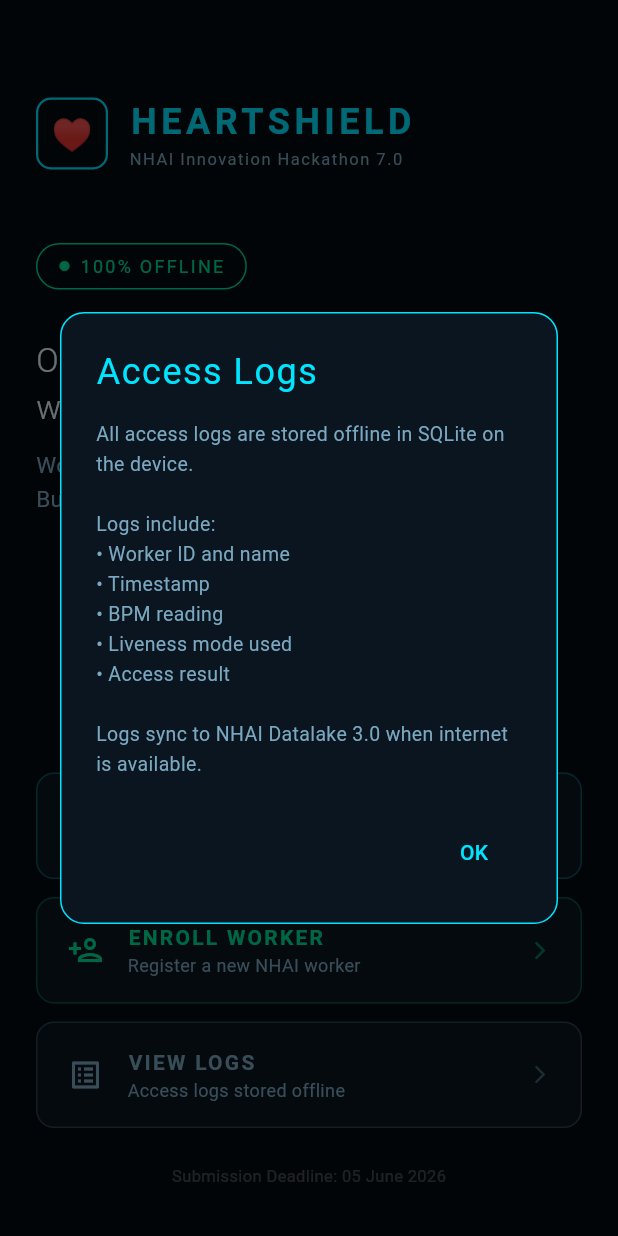
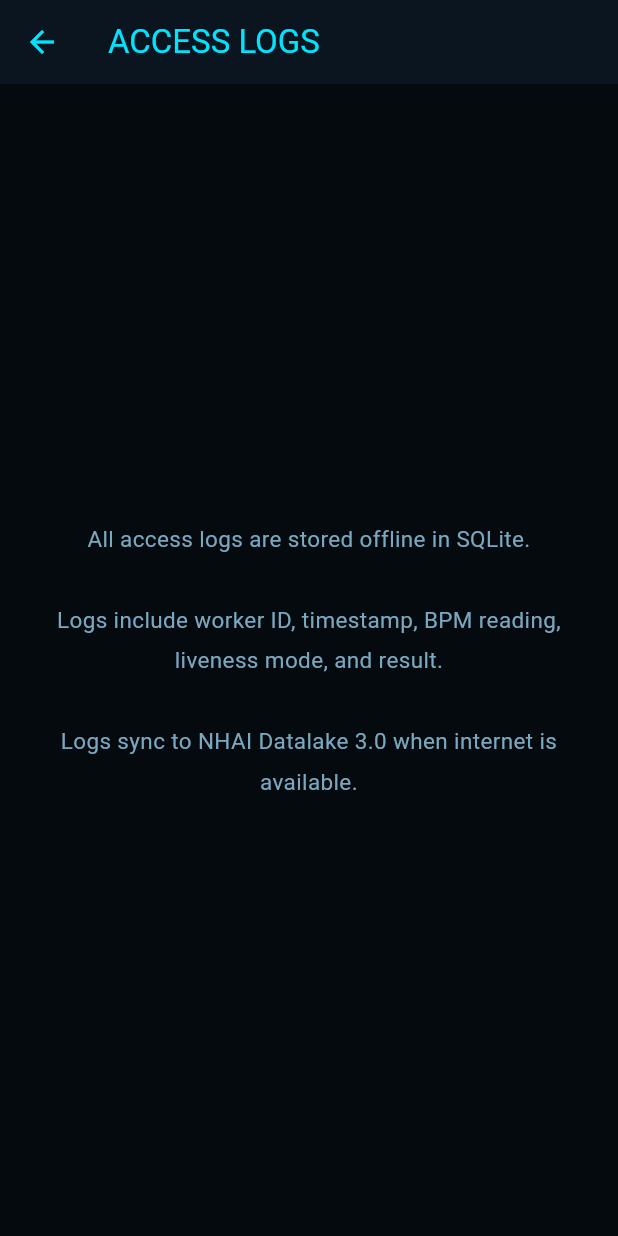
Before and after one commit to piyushbhati210/heartshield-nhai-hackathon, a Flutter app: the screen it shows after launch, after a tap on "VIEW LOGS", on a phone screen of 412 x 824 dp. Run offline on Flutter 3.47's test engine with Material 3 defaults, Android fonts, the phone set to English and light mode, and no system bars; our stand-ins replace camera, sqflite; accounts and stored records are empty.

Commit message:
Fix app navigation - proper screens

```diff
--- a/heartshield_build/lib/main.dart
+++ b/heartshield_build/lib/main.dart
@@ -10,7 +10,6 @@
 
 class HeartShieldApp extends StatelessWidget {
   const HeartShieldApp({Key? key}) : super(key: key);
-
   @override
   Widget build(BuildContext context) {
     return MaterialApp(
@@ -26,15 +25,6 @@
           background: Color(0xFF050A0F),
           surface: Color(0xFF0A1520),
         ),
-        appBarTheme: const AppBarTheme(
-          backgroundColor: Color(0xFF0A1520),
-          foregroundColor: Color(0xFF00E5FF),
-          elevation: 0,
-        ),
-        textTheme: const TextTheme(
-          bodyLarge: TextStyle(color: Color(0xFFE8F4F8)),
-          bodyMedium: TextStyle(color: Color(0xFFE8F4F8)),
-        ),
       ),
       home: const HomeScreen(),
     );
@@ -43,7 +33,6 @@
 
 class HomeScreen extends StatelessWidget {
   const HomeScreen({Key? key}) : super(key: key);
-
   @override
   Widget build(BuildContext context) {
     return Scaffold(
@@ -55,8 +44,6 @@
             crossAxisAlignment: CrossAxisAlignment.start,
             children: [
               const SizedBox(height: 40),
-
-              // Logo + Title
               Row(children: [
                 Container(
                   width: 48, height: 48,
@@ -64,97 +51,92 @@
                     border: Border.all(color: const Color(0xFF00E5FF), width: 1.5),
                     borderRadius: BorderRadius.circular(10),
                   ),
-                  child: const Center(
-                    child: Text('♥', style: TextStyle(color: Color(0xFFFF3D71), fontSize: 22)),
-                  ),
+                  child: const Center(child: Text('?', style: TextStyle(color: Color(0xFFFF3D71), fontSize: 22))),
                 ),
                 const SizedBox(width: 14),
                 Column(crossAxisAlignment: CrossAxisAlignment.start, children: const [
-                  Text('HEARTSHIELD',
-                    style: TextStyle(color: Color(0xFF00E5FF), fontSize: 24,
-                        fontWeight: FontWeight.bold, letterSpacing: 3)),
-                  Text('NHAI Innovation Hackathon 7.0',
-                    style: TextStyle(color: Color(0xFF7AA8C0), fontSize: 11, letterSpacing: 1)),
+                  Text('HEARTSHIELD', style: TextStyle(color: Color(0xFF00E5FF), fontSize: 24, fontWeight: FontWeight.bold, letterSpacing: 3)),
+                  Text('NHAI Innovation Hackathon 7.0', style: TextStyle(color: Color(0xFF7AA8C0), fontSize: 11)),
                 ]),
               ]),
-
-              const SizedBox(height: 48),
-
-              // Offline badge
+              const SizedBox(height: 32),
               Container(
                 padding: const EdgeInsets.symmetric(horizontal: 14, vertical: 6),
-                decoration: BoxDecoration(
-                  border: Border.all(color: const Color(0xFF00E096)),
-                  borderRadius: BorderRadius.circular(20),
-                ),
+                decoration: BoxDecoration(border: Border.all(color: const Color(0xFF00E096)), borderRadius: BorderRadius.circular(20)),
                 child: Row(mainAxisSize: MainAxisSize.min, children: const [
                   Icon(Icons.circle, size: 8, color: Color(0xFF00E096)),
                   SizedBox(width: 6),
-                  Text('100% OFFLINE', style: TextStyle(color: Color(0xFF00E096),
-                      fontSize: 12, letterSpacing: 1.5)),
+                  Text('100% OFFLINE', style: TextStyle(color: Color(0xFF00E096), fontSize: 12, letterSpacing: 1.5)),
                 ]),
               ),
-
               const SizedBox(height: 32),
-
-              const Text('Offline facial recognition\nwith heartbeat liveness detection.',
-                style: TextStyle(color: Color(0xFFE8F4F8), fontSize: 22,
-                    fontWeight: FontWeight.w300, height: 1.4)),
-
+              const Text('Offline facial recognition\nwith heartbeat liveness detection.', style: TextStyle(color: Color(0xFFE8F4F8), fontSize: 22, fontWeight: FontWeight.w300, height: 1.4)),
               const SizedBox(height: 12),
-
-              const Text(
-                'Works in zero-network zones.\nBuilt for NHAI Datalake 3.0.',
-                style: TextStyle(color: Color(0xFF7AA8C0), fontSize: 15, height: 1.5),
-              ),
-
+              const Text('Works in zero-network zones.\nBuilt for NHAI Datalake 3.0.', style: TextStyle(color: Color(0xFF7AA8C0), fontSize: 15, height: 1.5)),
               const Spacer(),
-
-              // Main action buttons
-              _ActionButton(
-                label: 'START SCANNER',
-                subtitle: 'Scan face with heartbeat detection',
-                icon: Icons.face_retouching_natural,
-                color: const Color(0xFF00E5FF),
-                onTap: () => Navigator.push(context, MaterialPageRoute(
-                  builder: (_) => HeartShieldScreen(
-                    onResult: (result) {
-                      Navigator.pop(context);
-                      _showResult(context, result);
-                    },
-                  ),
-                )),
-              ),
-
-              const SizedBox(height: 12),
-
-              _ActionButton(
-                label: 'ENROLL WORKER',
-                subtitle: 'Register a new NHAI worker',
-                icon: Icons.person_add_outlined,
-                color: const Color(0xFF00E096),
-                onTap: () => _showEnrollDialog(context),
-              ),
-
-              const SizedBox(height: 12),
-
-              _ActionButton(
-                label: 'VIEW LOGS',
-                subtitle: 'Access logs stored offline',
-                icon: Icons.list_alt_outlined,
-                color: const Color(0xFF7AA8C0),
-                onTap: () => _showLogsInfo(context),
-              ),
-
-              const SizedBox(height: 24),
-
-              // Footer
-              Center(
-                child: Text(
-                  'Submission Deadline: 05 June 2026',
-                  style: TextStyle(color: Colors.white.withOpacity(0.25), fontSize: 11),
+              GestureDetector(
+                onTap: () => Navigator.push(context, MaterialPageRoute(builder: (_) => HeartShieldScreen(onResult: (result) { Navigator.pop(context); }))),
+                child: Container(
+                  width: double.infinity,
+                  padding: const EdgeInsets.symmetric(horizontal: 20, vertical: 16),
+                  decoration: BoxDecoration(color: const Color(0xFF0A1520), borderRadius: BorderRadius.circular(12), border: Border.all(color: const Color(0xFF00E5FF).withOpacity(0.3))),
+                  child: Row(children: [
+                    const Icon(Icons.face_retouching_natural, color: Color(0xFF00E5FF), size: 24),
+                    const SizedBox(width: 16),
+                    Expanded(child: Column(crossAxisAlignment: CrossAxisAlignment.start, children: const [
+                      Text('START SCANNER', style: TextStyle(color: Color(0xFF00E5FF), fontSize: 14, fontWeight: FontWeight.bold, letterSpacing: 1.5)),
+                      Text('Scan face with heartbeat detection', style: TextStyle(color: Color(0xFF7AA8C0), fontSize: 12)),
+                    ])),
+                    Icon(Icons.arrow_forward_ios, color: const Color(0xFF00E5FF).withOpacity(0.5), size: 14),
+                  ]),
                 ),
               ),
+              const SizedBox(height: 12),
+              GestureDetector(
+                onTap: () => Navigator.push(context, MaterialPageRoute(builder: (_) => Scaffold(
+                  backgroundColor: const Color(0xFF050A0F),
+                  appBar: AppBar(title: const Text('ENROLL WORKER', style: TextStyle(color: Color(0xFF00E096))), backgroundColor: const Color(0xFF0A1520), leading: IconButton(icon: const Icon(Icons.arrow_back, color: Color(0xFF00E5FF)), onPressed: () => Navigator.pop(context))),
+                  body: const Padding(padding: EdgeInsets.all(24), child: Text('Run python enroll_worker.py on your laptop to enroll workers.\n\nEnrolled face data syncs to this app automatically.', style: TextStyle(color: Color(0xFF7AA8C0), fontSize: 15, height: 1.8))),
+                ))),
+                child: Container(
+                  width: double.infinity,
+                  padding: const EdgeInsets.symmetric(horizontal: 20, vertical: 16),
+                  decoration: BoxDecoration(color: const Color(0xFF0A1520), borderRadius: BorderRadius.circular(12), border: Border.all(color: const Color(0xFF00E096).withOpacity(0.3))),
+                  child: Row(children: [
+                    const Icon(Icons.person_add_outlined, color: Color(0xFF00E096), size: 24),
+                    const SizedBox(width: 16),
+                    Expanded(child: Column(crossAxisAlignment: CrossAxisAlignment.start, children: const [
+                      Text('ENROLL WORKER', style: TextStyle(color: Color(0xFF00E096), fontSize: 14, fontWeight: FontWeight.bold, letterSpacing: 1.5)),
+                      Text('Register a new NHAI worker', style: TextStyle(color: Color(0xFF7AA8C0), fontSize: 12)),
+                    ])),
+                    Icon(Icons.arrow_forward_ios, color: const Color(0xFF00E096).withOpacity(0.5), size: 14),
+                  ]),
+                ),
+              ),
+              const SizedBox(height: 12),
+              GestureDetector(
+                onTap: () => Navigator.push(context, MaterialPageRoute(builder: (_) => Scaffold(
+                  backgroundColor: const Color(0xFF050A0F),
+                  appBar: AppBar(title: const Text('ACCESS LOGS', style: TextStyle(color: Color(0xFF00E5FF))), backgroundColor: const Color(0xFF0A1520), leading: IconButton(icon: const Icon(Icons.arrow_back, color: Color(0xFF00E5FF)), onPressed: () => Navigator.pop(context))),
+                  body: const Center(child: Padding(padding: EdgeInsets.all(24), child: Text('All access logs are stored offline in SQLite.\n\nLogs include worker ID, timestamp, BPM reading, liveness mode, and result.\n\nLogs sync to NHAI Datalake 3.0 when internet is available.', style: TextStyle(color: Color(0xFF7AA8C0), fontSize: 15, height: 1.8), textAlign: TextAlign.center))),
+                ))),
+                child: Container(
+                  width: double.infinity,
+                  padding: const EdgeInsets.symmetric(horizontal: 20, vertical: 16),
+                  decoration: BoxDecoration(color: const Color(0xFF0A1520), borderRadius: BorderRadius.circular(12), border: Border.all(color: const Color(0xFF7AA8C0).withOpacity(0.3))),
+                  child: Row(children: [
+                    const Icon(Icons.list_alt_outlined, color: Color(0xFF7AA8C0), size: 24),
+                    const SizedBox(width: 16),
+                    Expanded(child: Column(crossAxisAlignment: CrossAxisAlignment.start, children: const [
+                      Text('VIEW LOGS', style: TextStyle(color: Color(0xFF7AA8C0), fontSize: 14, fontWeight: FontWeight.bold, letterSpacing: 1.5)),
+                      Text('Access logs stored offline', style: TextStyle(color: Color(0xFF7AA8C0), fontSize: 12)),
+                    ])),
+                    Icon(Icons.arrow_forward_ios, color: const Color(0xFF7AA8C0).withOpacity(0.5), size: 14),
+                  ]),
+                ),
+              ),
+              const SizedBox(height: 24),
+              Center(child: Text('Submission Deadline: 05 June 2026', style: TextStyle(color: Colors.white.withOpacity(0.25), fontSize: 11))),
               const SizedBox(height: 8),
             ],
           ),
@@ -162,148 +144,4 @@
       ),
     );
   }
-
-  void _showResult(BuildContext context, HeartShieldResult result) {
-    showDialog(
-      context: context,
-      builder: (_) => AlertDialog(
-        backgroundColor: const Color(0xFF0A1520),
-        shape: RoundedRectangleBorder(
-          borderRadius: BorderRadius.circular(16),
-          side: BorderSide(
-            color: result.faceVerified
-                ? const Color(0xFF00E096)
-                : const Color(0xFFFF3D71),
-          ),
-        ),
-        title: Text(
-          result.faceVerified ? 'ACCESS GRANTED' : 'ACCESS DENIED',
-          style: TextStyle(
-            color: result.faceVerified
-                ? const Color(0xFF00E096)
-                : const Color(0xFFFF3D71),
-            letterSpacing: 1.5,
-            fontWeight: FontWeight.bold,
-          ),
-        ),
-        content: Column(mainAxisSize: MainAxisSize.min, children: [
-          Text(result.faceVerified ? '✅' : '🚫', style: const TextStyle(fontSize: 48)),
-          const SizedBox(height: 12),
-          if (result.workerName != null)
-            Text(result.workerName!,
-                style: const TextStyle(color: Color(0xFFE8F4F8), fontSize: 16)),
-          if (result.heartbeatBpm != null)
-            Text('Heartbeat: ${result.heartbeatBpm!.toStringAsFixed(0)} BPM',
-                style: const TextStyle(color: Color(0xFF7AA8C0), fontSize: 13)),
-          Text('Confidence: ${(result.confidence * 100).toStringAsFixed(1)}%',
-              style: const TextStyle(color: Color(0xFF7AA8C0), fontSize: 13)),
-          const SizedBox(height: 8),
-          Container(
-            padding: const EdgeInsets.symmetric(horizontal: 12, vertical: 4),
-            decoration: BoxDecoration(
-              color: Colors.green.withOpacity(0.1),
-              borderRadius: BorderRadius.circular(20),
-              border: Border.all(color: const Color(0xFF00E096).withOpacity(0.5)),
-            ),
-            child: const Text('Network used: NONE',
-                style: TextStyle(color: Color(0xFF00E096), fontSize: 11)),
-          ),
-        ]),
-        actions: [
-          TextButton(
-            onPressed: () => Navigator.pop(context),
-            child: const Text('CLOSE', style: TextStyle(color: Color(0xFF00E5FF))),
-          ),
-        ],
-      ),
-    );
-  }
-
-  void _showEnrollDialog(BuildContext context) {
-    showDialog(
-      context: context,
-      builder: (_) => AlertDialog(
-        backgroundColor: const Color(0xFF0A1520),
-        shape: RoundedRectangleBorder(
-          borderRadius: BorderRadius.circular(16),
-          side: const BorderSide(color: Color(0xFF00E096)),
-        ),
-        title: const Text('Enroll Worker',
-            style: TextStyle(color: Color(0xFF00E096), letterSpacing: 1)),
-        content: const Text(
-          'To enroll workers with face data, run the Python enrollment script on your laptop:\n\npython enroll_worker.py\n\nThe enrolled face data syncs to the app automatically.',
-          style: TextStyle(color: Color(0xFF7AA8C0), fontSize: 13, height: 1.5),
-        ),
-        actions: [
-          TextButton(
-            onPressed: () => Navigator.pop(context),
-            child: const Text('OK', style: TextStyle(color: Color(0xFF00E5FF))),
-          ),
-        ],
-      ),
-    );
-  }
-
-  void _showLogsInfo(BuildContext context) {
-    showDialog(
-      context: context,
-      builder: (_) => AlertDialog(
-        backgroundColor: const Color(0xFF0A1520),
-        shape: RoundedRectangleBorder(
-          borderRadius: BorderRadius.circular(16),
-          side: const BorderSide(color: Color(0xFF00E5FF)),
-        ),
-        title: const Text('Access Logs',
-            style: TextStyle(color: Color(0xFF00E5FF), letterSpacing: 1)),
-        content: const Text(
-          'All access logs are stored offline in SQLite on the device.\n\nLogs include:\n• Worker ID and name\n• Timestamp\n• BPM reading\n• Liveness mode used\n• Access result\n\nLogs sync to NHAI Datalake 3.0 when internet is available.',
-          style: TextStyle(color: Color(0xFF7AA8C0), fontSize: 13, height: 1.5),
-        ),
-        actions: [
-          TextButton(
-            onPressed: () => Navigator.pop(context),
-            child: const Text('OK', style: TextStyle(color: Color(0xFF00E5FF))),
-          ),
-        ],
-      ),
-    );
-  }
 }
-
-class _ActionButton extends StatelessWidget {
-  final String label;
-  final String subtitle;
-  final IconData icon;
-  final Color color;
-  final VoidCallback onTap;
-
-  const _ActionButton({
-    required this.label, required this.subtitle, required this.icon,
-    required this.color, required this.onTap,
-  });
-
-  @override
-  Widget build(BuildContext context) {
-    return GestureDetector(
-      onTap: onTap,
-      child: Container(
-        padding: const EdgeInsets.symmetric(horizontal: 20, vertical: 16),
-        decoration: BoxDecoration(
-          color: const Color(0xFF0A1520),
-          borderRadius: BorderRadius.circular(12),
-          border: Border.all(color: color.withOpacity(0.3)),
-        ),
-        child: Row(children: [
-          Icon(icon, color: color, size: 24),
-          const SizedBox(width: 16),
-          Expanded(child: Column(crossAxisAlignment: CrossAxisAlignment.start, children: [
-            Text(label, style: TextStyle(color: color, fontSize: 14,
-                fontWeight: FontWeight.bold, letterSpacing: 1.5)),
-            Text(subtitle, style: const TextStyle(color: Color(0xFF7AA8C0), fontSize: 12)),
-          ])),
-          Icon(Icons.arrow_forward_ios, color: color.withOpacity(0.5), size: 14),
-        ]),
-      ),
-    );
-  }
-}
```
